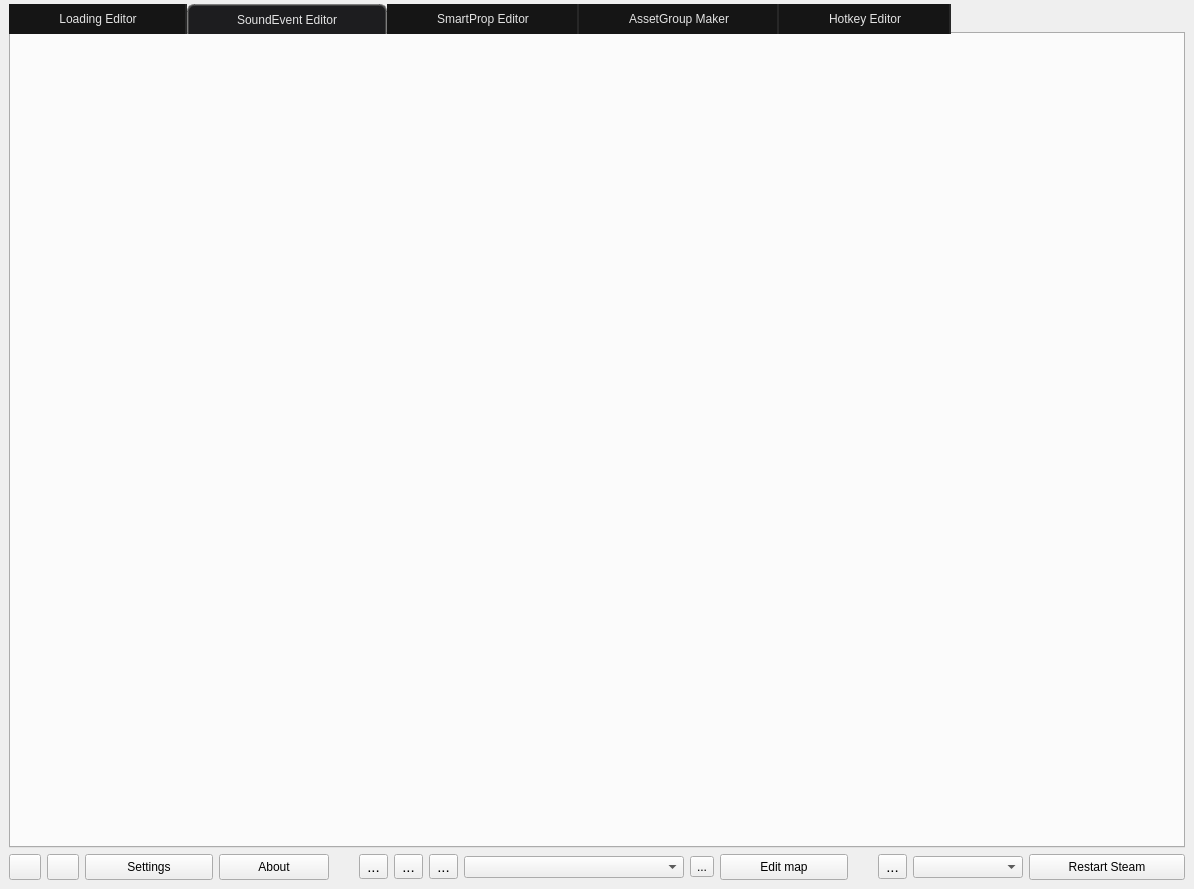
Before: the Qt Designer form src/main.ui in dertwist/Hammer5Tools, drawn with Qt 5.
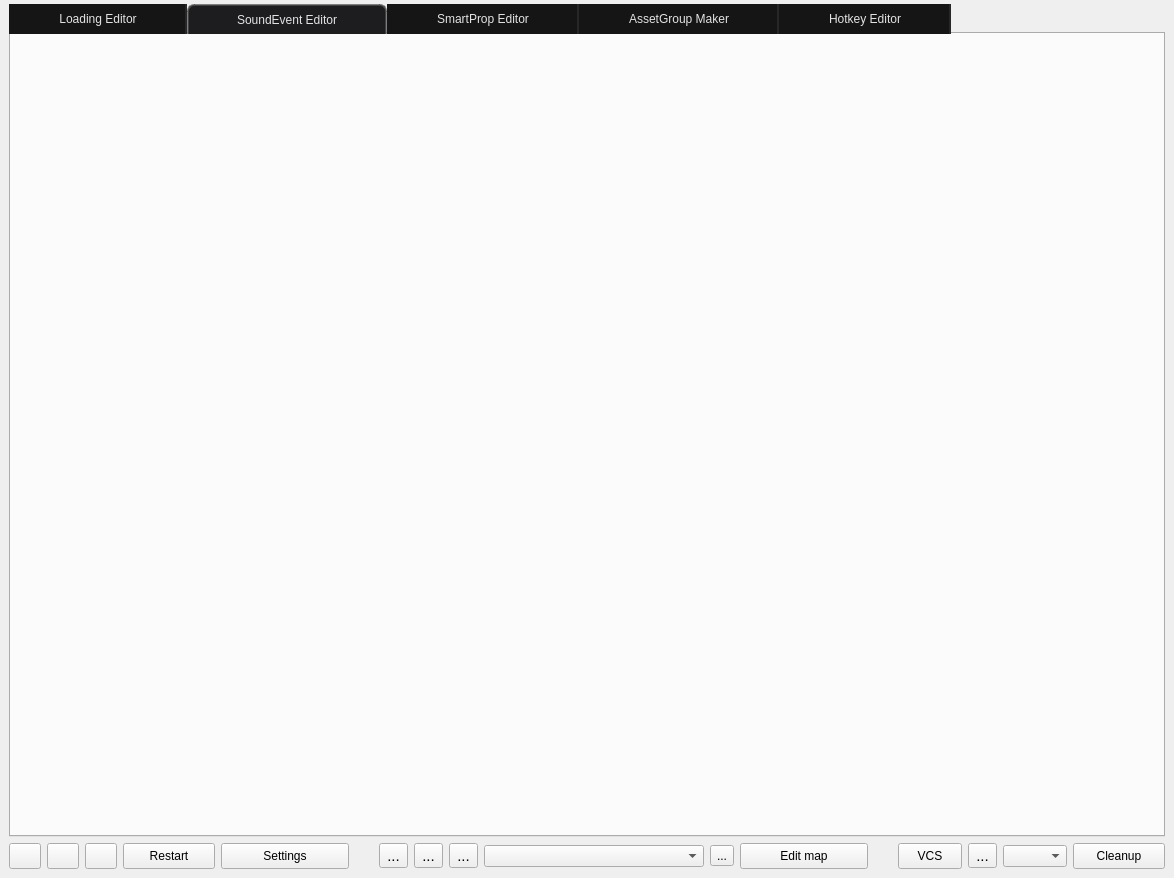
After: the same form once the commit is applied. Icons and pictures are not drawn.

What changed in the file:
```diff
--- a/src/main.ui
+++ b/src/main.ui
@@ -6,8 +6,8 @@
    <rect>
     <x>0</x>
     <y>0</y>
-    <width>1194</width>
-    <height>889</height>
+    <width>1097</width>
+    <height>878</height>
    </rect>
   </property>
   <property name="windowTitle">
@@ -239,44 +239,20 @@
         </property>
        </widget>
       </item>
-      <item>
-       <widget class="QPushButton" name="preferences_button">
-        <property name="minimumSize">
-         <size>
-          <width>128</width>
-          <height>0</height>
-         </size>
-        </property>
-        <property name="toolTip">
-         <string/>
-        </property>
-        <property name="styleSheet">
-         <string notr="true">padding: 5px;
-font: 580 10pt &quot;Segoe UI&quot;;</string>
-        </property>
-        <property name="text">
-         <string>Settings</string>
-        </property>
-        <property name="icon">
-         <iconset resource="resources.qrc">
-          <normaloff>:/icons/settings_16dp_9D9D9D_FILL0_wght400_GRAD0_opsz20.svg</normaloff>:/icons/settings_16dp_9D9D9D_FILL0_wght400_GRAD0_opsz20.svg</iconset>
-        </property>
-        <property name="iconSize">
-         <size>
-          <width>20</width>
-          <height>20</height>
-         </size>
-        </property>
-       </widget>
-      </item>
       <item>
        <widget class="QPushButton" name="documentation_button">
         <property name="minimumSize">
          <size>
-          <width>96</width>
+          <width>32</width>
           <height>0</height>
          </size>
         </property>
+        <property name="maximumSize">
+         <size>
+          <width>32</width>
+          <height>16777210</height>
+         </size>
+        </property>
         <property name="toolTip">
          <string/>
         </property>
@@ -285,7 +261,7 @@
 font: 580 10pt &quot;Segoe UI&quot;;</string>
         </property>
         <property name="text">
-         <string>About</string>
+         <string/>
         </property>
         <property name="icon">
          <iconset resource="resources.qrc">
@@ -299,6 +275,66 @@
         </property>
        </widget>
       </item>
+      <item>
+       <widget class="QPushButton" name="FixNoSteamLogon_Button">
+        <property name="minimumSize">
+         <size>
+          <width>92</width>
+          <height>0</height>
+         </size>
+        </property>
+        <property name="toolTip">
+         <string>&lt;html&gt;&lt;head/&gt;&lt;body&gt;&lt;p&gt;&lt;span style=&quot; font-size:12pt; font-weight:700;&quot;&gt;Fix No Steam Logon&lt;/span&gt;&lt;/p&gt;&lt;p&gt;This script restarts Steam and launches the current addon.&lt;/p&gt;&lt;/body&gt;&lt;/html&gt;</string>
+        </property>
+        <property name="styleSheet">
+         <string notr="true">padding: 5px;
+font: 580 10pt &quot;Segoe UI&quot;;</string>
+        </property>
+        <property name="text">
+         <string>Restart</string>
+        </property>
+        <property name="icon">
+         <iconset resource="resources.qrc">
+          <normaloff>:/valve_common/icons/tools/common/valve_small.png</normaloff>:/valve_common/icons/tools/common/valve_small.png</iconset>
+        </property>
+        <property name="iconSize">
+         <size>
+          <width>20</width>
+          <height>20</height>
+         </size>
+        </property>
+       </widget>
+      </item>
+      <item>
+       <widget class="QPushButton" name="preferences_button">
+        <property name="minimumSize">
+         <size>
+          <width>128</width>
+          <height>0</height>
+         </size>
+        </property>
+        <property name="toolTip">
+         <string/>
+        </property>
+        <property name="styleSheet">
+         <string notr="true">padding: 5px;
+font: 580 10pt &quot;Segoe UI&quot;;</string>
+        </property>
+        <property name="text">
+         <string>Settings</string>
+        </property>
+        <property name="icon">
+         <iconset resource="resources.qrc">
+          <normaloff>:/icons/settings_16dp_9D9D9D_FILL0_wght400_GRAD0_opsz20.svg</normaloff>:/icons/settings_16dp_9D9D9D_FILL0_wght400_GRAD0_opsz20.svg</iconset>
+        </property>
+        <property name="iconSize">
+         <size>
+          <width>20</width>
+          <height>20</height>
+         </size>
+        </property>
+       </widget>
+      </item>
       <item>
        <spacer name="horizontalSpacer_3">
         <property name="orientation">
@@ -475,6 +511,41 @@
         </property>
        </spacer>
       </item>
+      <item>
+       <widget class="QPushButton" name="vcs_button">
+        <property name="minimumSize">
+         <size>
+          <width>64</width>
+          <height>0</height>
+         </size>
+        </property>
+        <property name="maximumSize">
+         <size>
+          <width>32</width>
+          <height>16777210</height>
+         </size>
+        </property>
+        <property name="toolTip">
+         <string>&lt;html&gt;&lt;head/&gt;&lt;body&gt;&lt;p&gt;Version Control&lt;/p&gt;&lt;/body&gt;&lt;/html&gt;</string>
+        </property>
+        <property name="styleSheet">
+         <string notr="true">padding: 5px;</string>
+        </property>
+        <property name="text">
+         <string>VCS</string>
+        </property>
+        <property name="icon">
+         <iconset resource="resources.qrc">
+          <normaloff>:/valve_common/icons/tools/common/flip.png</normaloff>:/valve_common/icons/tools/common/flip.png</iconset>
+        </property>
+        <property name="iconSize">
+         <size>
+          <width>20</width>
+          <height>20</height>
+         </size>
+        </property>
+       </widget>
+      </item>
       <item>
        <widget class="QToolButton" name="open_addons_folder_button">
         <property name="font">
@@ -504,7 +575,7 @@
         </property>
         <property name="minimumSize">
          <size>
-          <width>22</width>
+          <width>64</width>
           <height>0</height>
          </size>
         </property>
@@ -533,10 +604,10 @@
        </widget>
       </item>
       <item>
-       <widget class="QPushButton" name="FixNoSteamLogon_Button">
+       <widget class="QPushButton" name="cleanup_button">
         <property name="minimumSize">
          <size>
-          <width>156</width>
+          <width>92</width>
           <height>0</height>
          </size>
         </property>
@@ -548,7 +619,7 @@
 font: 580 10pt &quot;Segoe UI&quot;;</string>
         </property>
         <property name="text">
-         <string>Restart Steam</string>
+         <string>Cleanup</string>
         </property>
         <property name="icon">
          <iconset resource="resources.qrc">
```
Left out of the diff: 9 changed lines with no effect on the pictures.
